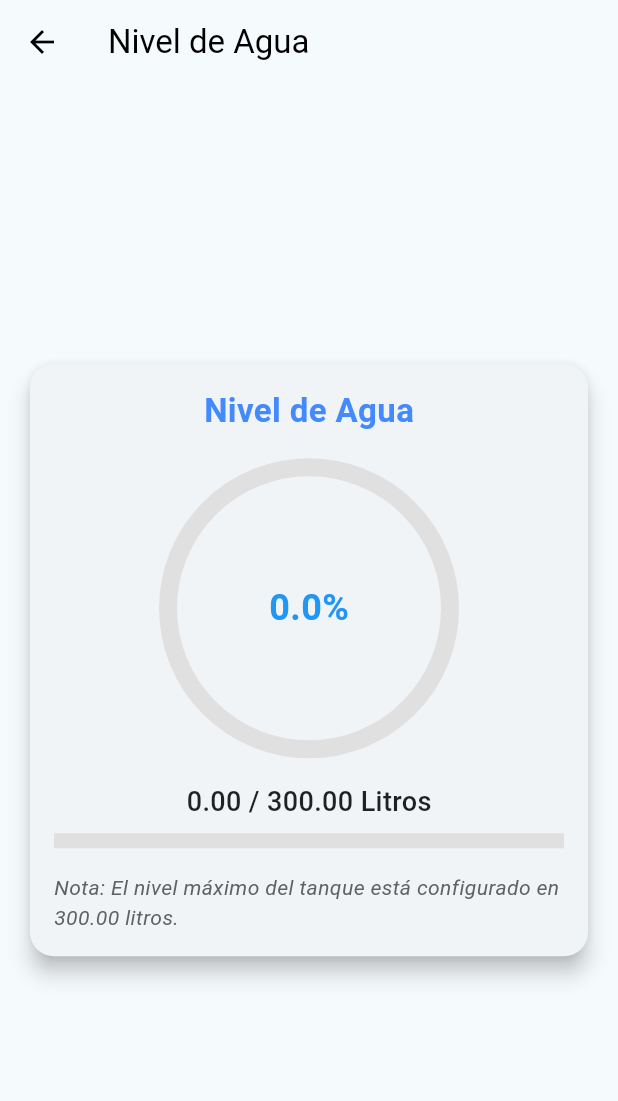
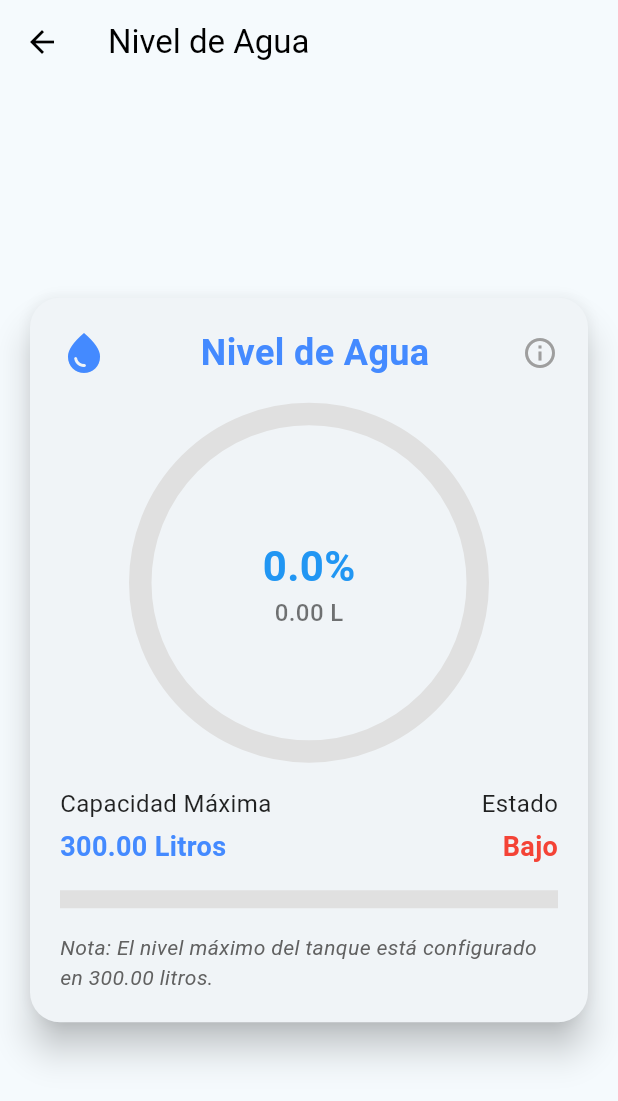
Before and after one commit to ktorres63/HydroWatch, a Flutter app: the TankView screen opened directly, on a phone screen of 412 x 824 dp. Shown: the top 1101 px of the screen. Run offline on Flutter 3.47's test engine with Material 3 defaults, Android fonts, the phone set to English and light mode, and no system bars; drawn by our look-alikes of percent_indicator; our stand-ins replace firebase_core, firebase_database, google_fonts, hive, hive_flutter; accounts and stored records are empty; generated files the repository leaves out were written again; Roboto replaces fonts that are missing (Actor, Alegreya).

Commit message:
con el grafico en el agua mejorado

```diff
--- a/lib/features/dashboard/WaterLevelCard.dart
+++ b/lib/features/dashboard/WaterLevelCard.dart
@@ -5,10 +5,14 @@ import 'package:percent_indicator/percent_indicator.dart';
 class WaterLevelCard extends StatelessWidget {
   final WaterVolume waterVolume;
   final double maxVolume; // Valor máximo configurable
+  final List<double> thresholds; // Puntos de corte
+  final List<Color> colors; // Colores asociados a los puntos de corte
 
   const WaterLevelCard({
     required this.waterVolume,
     this.maxVolume = 100.0, // Valor predeterminado para el máximo
+    this.thresholds = const [0.5, 0.75], // Valores por defecto
+    this.colors = const [Colors.orange, Colors.green, Colors.blue], // Colores por defecto
     Key? key,
   }) : super(key: key);
 
@@ -16,59 +20,145 @@ class WaterLevelCard extends StatelessWidget {
     return (currentVolume / maxVolume).clamp(0.0, 1.0);
   }
 
+  Color determineColor(double percentage) {
+    for (int i = 0; i < thresholds.length; i++) {
+      if (percentage <= thresholds[i]) {
+        return colors[i];
+      }
+    }
+    return colors.last;
+  }
+
   @override
   Widget build(BuildContext context) {
     double percentage = calculatePercentage(waterVolume.volume);
+    Color progressColor = determineColor(percentage);
 
     return Card(
-      elevation: 6,
+      elevation: 10,
       shape: RoundedRectangleBorder(
-        borderRadius: BorderRadius.circular(16.0),
+        borderRadius: BorderRadius.circular(20.0),
       ),
       child: Padding(
-        padding: const EdgeInsets.all(16.0),
+        padding: const EdgeInsets.all(20.0),
         child: Column(
           crossAxisAlignment: CrossAxisAlignment.center,
           children: [
+            Row(
+              mainAxisAlignment: MainAxisAlignment.spaceBetween,
+              children: [
+                Icon(
+                  Icons.water_drop,
+                  color: Colors.blueAccent,
+                  size: 32,
+                ),
                 Text(
                   "Nivel de Agua",
                   style: TextStyle(
-                fontSize: 22,
+                    fontSize: 24,
                     fontWeight: FontWeight.bold,
                     color: Colors.blueAccent,
                   ),
                 ),
+                Icon(
+                  Icons.info_outline,
+                  color: Colors.grey,
+                  size: 24,
+                ),
+              ],
+            ),
             SizedBox(height: 16),
             CircularPercentIndicator(
-              radius: 100.0,
-              lineWidth: 12.0,
+              radius: 120.0,
+              lineWidth: 15.0,
               percent: percentage,
-              center: Text(
+              animation: true,
+              animationDuration: 1000,
+              center: Column(
+                mainAxisAlignment: MainAxisAlignment.center,
+                children: [
+                  Text(
                     "${(percentage * 100).toStringAsFixed(1)}%",
                     style: TextStyle(
-                  fontSize: 24,
+                      fontSize: 28,
                       fontWeight: FontWeight.bold,
                       color: Colors.blue,
                     ),
                   ),
-              progressColor: Colors.blue,
+                  Text(
+                    "${waterVolume.volume.toStringAsFixed(2)} L",
+                    style: TextStyle(
+                      fontSize: 16,
+                      fontWeight: FontWeight.w500,
+                      color: Colors.black54,
+                    ),
+                  ),
+                ],
+              ),
+              progressColor: progressColor,
               backgroundColor: Colors.grey[300]!,
+              circularStrokeCap: CircularStrokeCap.round,
             ),
             SizedBox(height: 16),
+            Row(
+              mainAxisAlignment: MainAxisAlignment.spaceBetween,
+              children: [
+                Column(
+                  crossAxisAlignment: CrossAxisAlignment.start,
+                  children: [
                     Text(
-              "${waterVolume.volume.toStringAsFixed(2)} / ${maxVolume.toStringAsFixed(2)} Litros",
+                      "Capacidad Máxima",
                       style: TextStyle(
-                fontSize: 18,
-                fontWeight: FontWeight.w500,
+                        fontSize: 16,
+                        fontWeight: FontWeight.w400,
                         color: Colors.black87,
                       ),
                     ),
-            SizedBox(height: 8),
+                    SizedBox(height: 4),
+                    Text(
+                      "${maxVolume.toStringAsFixed(2)} Litros",
+                      style: TextStyle(
+                        fontSize: 18,
+                        fontWeight: FontWeight.bold,
+                        color: Colors.blueAccent,
+                      ),
+                    ),
+                  ],
+                ),
+                Column(
+                  crossAxisAlignment: CrossAxisAlignment.end,
+                  children: [
+                    Text(
+                      "Estado",
+                      style: TextStyle(
+                        fontSize: 16,
+                        fontWeight: FontWeight.w400,
+                        color: Colors.black87,
+                      ),
+                    ),
+                    SizedBox(height: 4),
+                    Text(
+                      percentage > thresholds.last
+                          ? "Lleno"
+                          : percentage > thresholds.first
+                          ? "Adecuado"
+                          : "Bajo",
+                      style: TextStyle(
+                        fontSize: 18,
+                        fontWeight: FontWeight.bold,
+                        color: progressColor,
+                      ),
+                    ),
+                  ],
+                ),
+              ],
+            ),
+            SizedBox(height: 16),
             LinearProgressIndicator(
               value: percentage,
               backgroundColor: Colors.grey[300],
-              color: percentage > 0.75 ? Colors.blue : (percentage > 0.5 ? Colors.green : Colors.orange),
-              minHeight: 10,
+              color: progressColor,
+              minHeight: 12,
             ),
             SizedBox(height: 16),
             Text(
--- a/lib/features/waterLvlScreen.dart
+++ b/lib/features/waterLvlScreen.dart
@@ -132,7 +132,11 @@ class _TankViewState extends State<TankView> {
                     return WaterLevelCard(
                       waterVolume: waterVolume,
                       maxVolume: _maxVolume,
+                      thresholds: [0.3, 0.6, 0.9], // Niveles de corte: 30%, 60%, 90%
+                      colors: [Colors.red, Colors.orange, Colors.blue, Colors.green], // Colores asociados
+
                     );
+
                   },
                 ),
             ],
```
Lines whose indentation alone changed are shown as unchanged.
